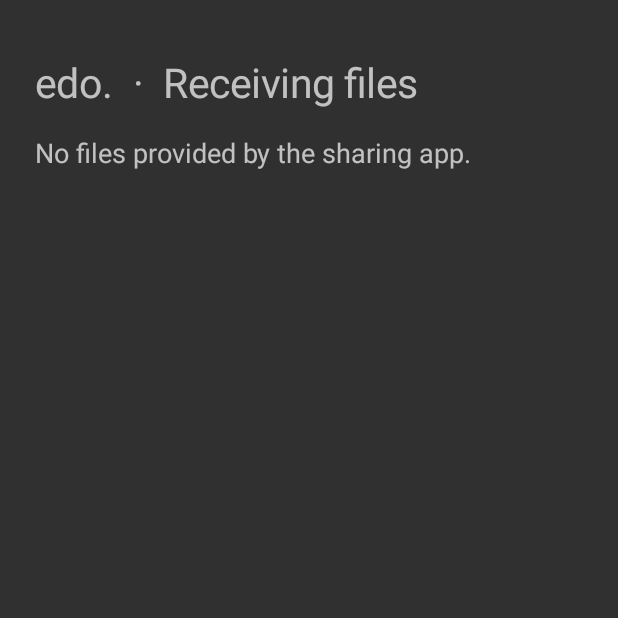
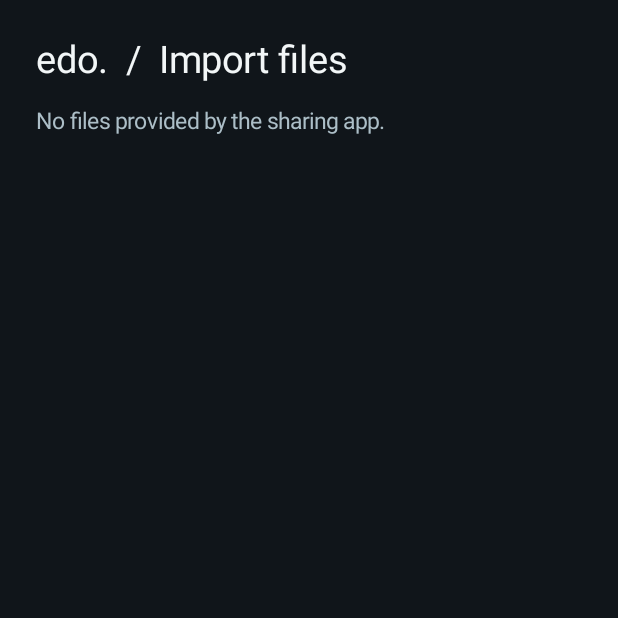
Before and after one commit to Subaru771/EDO, an Android app: the ShareReceiverActivity screen opened directly, with no data from a screen before it, on a phone screen of 412 x 824 dp, the top half of it. Run offline under Robolectric (Android 15) with nearby library versions, the phone set to English and light mode, and no system bars.

Commit message:
design(tv): harmonize ShareReceiverActivity with compact UI

```diff
--- a/app/src/main/java/com/dropwave/tv/ShareReceiverActivity.java
+++ b/app/src/main/java/com/dropwave/tv/ShareReceiverActivity.java
@@ -2,6 +2,7 @@ package com.dropwave.tv;
 
 import android.app.*;
 import android.content.*;
+import android.graphics.Color;
 import android.net.Uri;
 import android.os.*;
 import android.view.*;
@@ -11,11 +12,13 @@ import java.util.*;
 /** Native Android Share Sheet entry; copied files persist beyond the temporary URI permission. */
 public final class ShareReceiverActivity extends Activity {
     private TextView message;
+    private int dp(float n){return (int)(n*getResources().getDisplayMetrics().density+0.5f);}
     private final Handler main=new Handler(Looper.getMainLooper());
     @Override public void onCreate(Bundle state){super.onCreate(state);getWindow().addFlags(WindowManager.LayoutParams.FLAG_KEEP_SCREEN_ON);
-        LinearLayout root=new LinearLayout(this);root.setOrientation(1);root.setPadding(35,55,35,35);
-        TextView brand=new TextView(this);brand.setText("edo.  ·  Receiving files");brand.setTextSize(27);root.addView(brand);
-        message=new TextView(this);message.setText("Preparing incoming files…");message.setTextSize(18);message.setPadding(0,25,0,25);root.addView(message);
+        LinearLayout root=new LinearLayout(this);root.setOrientation(1);root.setPadding(dp(24),dp(22),dp(24),dp(22));root.setBackgroundColor(Color.rgb(16,21,26));
+        getWindow().setStatusBarColor(Color.rgb(16,21,26));getWindow().setNavigationBarColor(Color.rgb(16,21,26));
+        TextView brand=new TextView(this);brand.setText("edo.  /  Import files");brand.setTextSize(25);brand.setTextColor(Color.rgb(242,246,247));root.addView(brand);
+        message=new TextView(this);message.setText("Preparing incoming files…");message.setTextSize(15);message.setTextColor(Color.rgb(172,190,199));message.setPadding(0,dp(14),0,dp(14));root.addView(message);
         setContentView(root);
         Intent intent=getIntent();List<Uri> received=new ArrayList<>();
         if(Intent.ACTION_SEND_MULTIPLE.equals(intent.getAction())){
@@ -39,7 +42,7 @@ public final class ShareReceiverActivity extends Activity {
             final int complete=ok;final String failures=error;
             main.post(()->{
                 message.setText(complete+" / "+received.size()+" files saved to Edo Downloads."+(failures.isEmpty()?"":"\nLast issue: "+failures));
-                Button done=new Button(this);done.setText("Open Edo");done.setOnClickListener(v->{startActivity(new Intent(this,MainActivity.class));finish();});
+                Button done=new Button(this);done.setText("Open Edo");done.setAllCaps(false);done.setTextSize(15);done.setTextColor(Color.rgb(12,36,24));done.setBackgroundTintList(android.content.res.ColorStateList.valueOf(Color.rgb(163,229,192)));done.setOnClickListener(v->{startActivity(new Intent(this,MainActivity.class));finish();});
                 ((LinearLayout)message.getParent()).addView(done);
             });
         },"edo-share-import").start();
```
